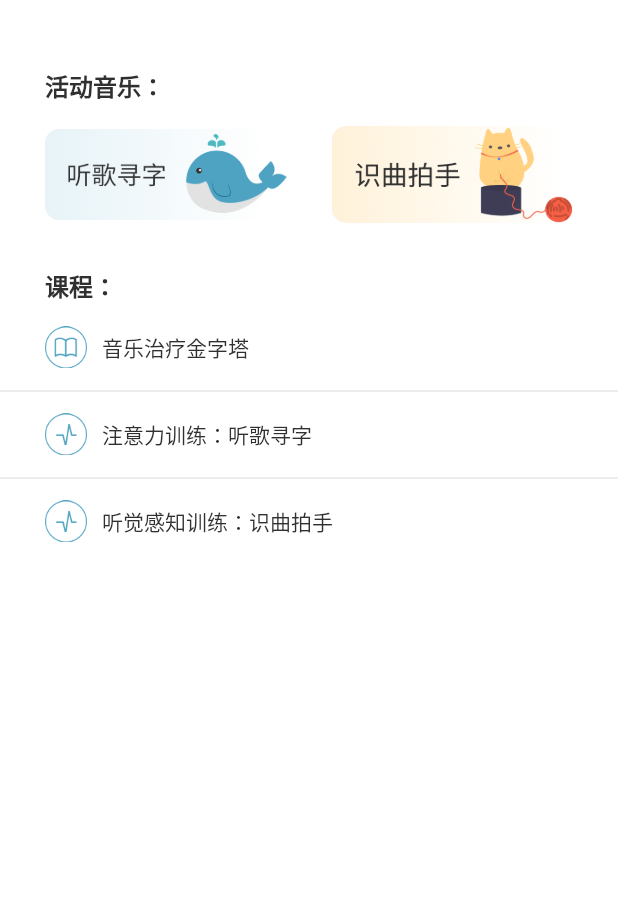
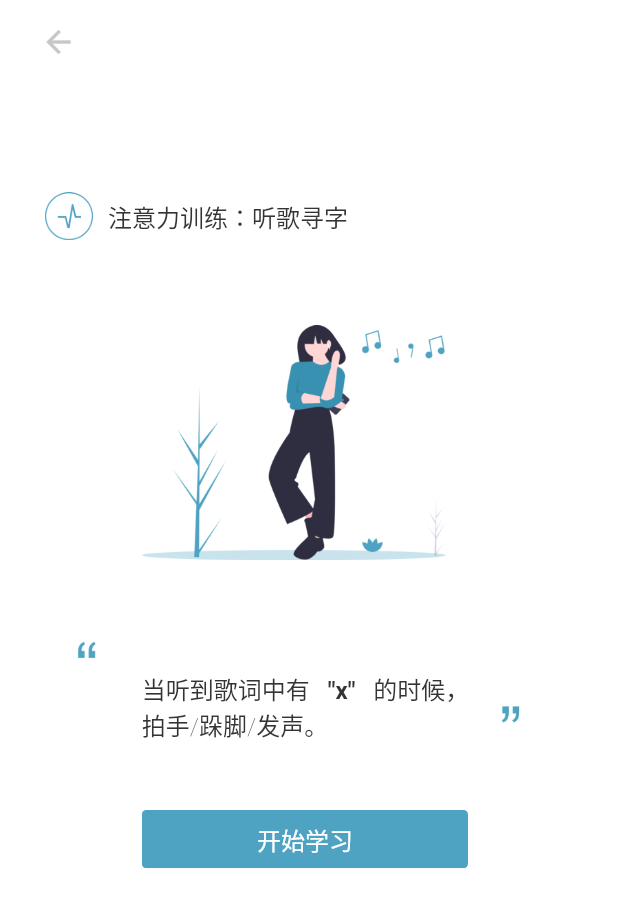
Before and after one commit to z23han/muser_ui, a Flutter app: the InstructionScreen screen opened by its route, after a tap on "注意力训练：听歌寻字", on a phone screen of 412 x 824 dp. Shown: the top 907 px of the screen. Run offline on Flutter 3.47's test engine with Material 2 defaults, Android fonts, the light colour scheme and no system bars; our stand-ins replace flutter_secure_storage, font_awesome_flutter, get_it; accounts and stored records are empty.

Commit message:
added focus training start page of instruction

```diff
--- a/lib/main.dart
+++ b/lib/main.dart
@@ -13,6 +13,7 @@ import 'package:muser_ui/routes/signup_consent.dart';
 import 'package:muser_ui/routes/forget_password.dart';
 import 'package:muser_ui/routes/reset_password.dart';
 import 'package:muser_ui/routes/instruction.dart';
+import 'package:muser_ui/routes/instruction_routes/focus_training.dart';
 
 // This is our global ServiceLocator
 GetIt getIt = GetIt.instance;
@@ -27,12 +28,12 @@ void main() {
         accentColor: Color(0xff4fa3c2),
         buttonColor: Color(0xffc7c7c7),
         textTheme: TextTheme(
-        headline1: TextStyle(color: Color(0xff343434)),
-        headline2: TextStyle(color: Color(0xff666666)),
-        headline3: TextStyle(color: Color(0xffc7c7c7)),
-        headline4: TextStyle(color: Color(0xffe8e8e8)),
-        headline5: TextStyle(color: Color(0xfff5f5f5)),
-        button: TextStyle(fontSize: 20, color: Color(0x343434)))),
+            headline1: TextStyle(color: Color(0xff343434)),
+            headline2: TextStyle(color: Color(0xff666666)),
+            headline3: TextStyle(color: Color(0xffc7c7c7)),
+            headline4: TextStyle(color: Color(0xffe8e8e8)),
+            headline5: TextStyle(color: Color(0xfff5f5f5)),
+            button: TextStyle(color: Colors.white, fontSize: 16))),
     initialRoute: '/',
     routes: {
       '/': (context) => Home(),
@@ -47,6 +48,7 @@ void main() {
       '/forgetPassword': (context) => ForgetPassword(),
       '/resetPassword': (context) => ResetPassword(),
       '/instruction': (context) => InstructionScreen(),
+      '/instruction/focusTraining': (context) => FocusTraining()
     },
   ));
 }
--- a/lib/routes/instruction.dart
+++ b/lib/routes/instruction.dart
@@ -11,19 +11,19 @@ class _InstructionScreenState extends State<InstructionScreen> {
     return Scaffold(
         body: Padding(
             padding: EdgeInsets.only(top: 15.0),
-        child: Column(
-          mainAxisSize: MainAxisSize.min,
-          children: <Widget>[
+            child: Column(mainAxisSize: MainAxisSize.min, children: <Widget>[
               Padding(
-              padding: EdgeInsets.only(bottom: 15.0, top: 30.0, left: 30.0, right: 30.0),
+                  padding: EdgeInsets.only(
+                      bottom: 15.0, top: 30.0, left: 30.0, right: 30.0),
                   child: Align(
                       alignment: Alignment.centerLeft,
                       child: Text(
                         "活动音乐：",
-                  style: TextStyle(color: Color.fromRGBO(48, 48, 48, 1.0), fontSize: 16, fontWeight: FontWeight.bold),
-                )
-              )
-            ),
+                        style: TextStyle(
+                            color: Color.fromRGBO(48, 48, 48, 1.0),
+                            fontSize: 16,
+                            fontWeight: FontWeight.bold),
+                      ))),
               Row(
                 mainAxisAlignment: MainAxisAlignment.spaceBetween,
                 crossAxisAlignment: CrossAxisAlignment.center,
@@ -35,8 +35,9 @@ class _InstructionScreenState extends State<InstructionScreen> {
                       child: FlatButton(
                           onPressed: null,
                           padding: EdgeInsets.all(0.0),
-                      child: Image(image: AssetImage('assets/tingge.png'), fit: BoxFit.fitWidth)
-                    ),
+                          child: Image(
+                              image: AssetImage('assets/tingge.png'),
+                              fit: BoxFit.fitWidth)),
                     ),
                   ),
                   Expanded(
@@ -45,34 +46,78 @@ class _InstructionScreenState extends State<InstructionScreen> {
                       child: FlatButton(
                           onPressed: null,
                           padding: EdgeInsets.all(0.0),
-                      child: Image(image: AssetImage('assets/shiqu.png'), fit: BoxFit.fitWidth)
-                    ),
+                          child: Image(
+                              image: AssetImage('assets/shiqu.png'),
+                              fit: BoxFit.fitWidth)),
                     ),
                   ),
                 ],
               ),
               Padding(
-              padding: EdgeInsets.only(bottom: 15.0, top: 30.0, left: 30.0, right: 30.0),
+                  padding: EdgeInsets.only(
+                      bottom: 15.0, top: 30.0, left: 30.0, right: 30.0),
                   child: Align(
                       alignment: Alignment.centerLeft,
                       child: Text(
                         "课程：",
-                  style: TextStyle(color: Color.fromRGBO(48, 48, 48, 1.0), fontSize: 16, fontWeight: FontWeight.bold),
-                )
-              )
-            ),
+                        style: TextStyle(
+                            color: Color.fromRGBO(48, 48, 48, 1.0),
+                            fontSize: 16,
+                            fontWeight: FontWeight.bold),
+                      ))),
               GestureDetector(
                 onTap: () {},
                 child: Padding(
-                padding: EdgeInsets.only(bottom: 5.0, left: 30.0, right: 30.0),
+                  padding:
+                      EdgeInsets.only(bottom: 5.0, left: 30.0, right: 30.0),
                   child: Row(
                     mainAxisAlignment: MainAxisAlignment.start,
                     children: <Widget>[
                       Padding(
                         padding: EdgeInsets.only(right: 10),
-                      child: Image(image: AssetImage('assets/book.png'), width: 28, height: 28,),
+                        child: Image(
+                          image: AssetImage('assets/book.png'),
+                          width: 28,
+                          height: 28,
                         ),
-                    Text('音乐治疗金字塔', style: TextStyle(color: Color.fromRGBO(48, 48, 48, 1.0), fontSize: 14))
+                      ),
+                      Text('音乐治疗金字塔',
+                          style: TextStyle(
+                              color: Color.fromRGBO(48, 48, 48, 1.0),
+                              fontSize: 14))
+                    ],
+                  ),
+                ),
+              ),
+              Divider(
+                color: Color(0xFFE7E7E7),
+                height: 20,
+                thickness: 1,
+                indent: 0,
+                endIndent: 0,
+              ),
+              GestureDetector(
+                onTap: () {
+                  Navigator.pushNamed(context, '/instruction/focusTraining');
+                },
+                child: Padding(
+                  padding: EdgeInsets.only(
+                      top: 5.0, bottom: 5.0, left: 30.0, right: 30.0),
+                  child: Row(
+                    mainAxisAlignment: MainAxisAlignment.start,
+                    children: <Widget>[
+                      Padding(
+                        padding: EdgeInsets.only(right: 10),
+                        child: Image(
+                          image: AssetImage('assets/heartbeat.png'),
+                          width: 28,
+                          height: 28,
+                        ),
+                      ),
+                      Text('注意力训练：听歌寻字',
+                          style: TextStyle(
+                              color: Color.fromRGBO(48, 48, 48, 1.0),
+                              fontSize: 14))
                     ],
                   ),
                 ),
@@ -87,45 +132,27 @@ class _InstructionScreenState extends State<InstructionScreen> {
               GestureDetector(
                 onTap: () {},
                 child: Padding(
-                padding: EdgeInsets.only(top: 5.0, bottom: 5.0, left: 30.0, right: 30.0),
+                  padding: EdgeInsets.only(
+                      top: 5.0, bottom: 30.0, left: 30.0, right: 30.0),
                   child: Row(
                     mainAxisAlignment: MainAxisAlignment.start,
                     children: <Widget>[
                       Padding(
                         padding: EdgeInsets.only(right: 10),
-                      child: Image(image: AssetImage('assets/heartbeat.png'), width: 28, height: 28,),
-                    ),
-                    Text('注意力训练：听歌寻字', style: TextStyle(color: Color.fromRGBO(48, 48, 48, 1.0), fontSize: 14))
-                  ],
+                        child: Image(
+                          image: AssetImage('assets/heartbeat.png'),
+                          width: 28,
+                          height: 28,
                         ),
                       ),
-            ),
-            Divider(
-              color: Color(0xFFE7E7E7),
-              height: 20,
-              thickness: 1,
-              indent: 0,
-              endIndent: 0,
-            ),
-            GestureDetector(
-              onTap: () {},
-              child: Padding(
-                padding: EdgeInsets.only(top: 5.0, bottom: 30.0, left: 30.0, right: 30.0),
-                child: Row(
-                  mainAxisAlignment: MainAxisAlignment.start,
-                  children: <Widget>[
-                    Padding(
-                      padding: EdgeInsets.only(right: 10),
-                      child: Image(image: AssetImage('assets/heartbeat.png'), width: 28, height: 28,),
-                    ),
-                    Text('听觉感知训练：识曲拍手', style: TextStyle(color: Color.fromRGBO(48, 48, 48, 1.0), fontSize: 14))
+                      Text('听觉感知训练：识曲拍手',
+                          style: TextStyle(
+                              color: Color.fromRGBO(48, 48, 48, 1.0),
+                              fontSize: 14))
                     ],
                   ),
                 ),
               )
-          ]
-        )
-      )
-    );
+            ])));
   }
 }
--- /dev/null
+++ b/lib/routes/instruction_routes/focus_training.dart
@@ -0,0 +1,128 @@
+import 'package:flutter/material.dart';
+
+class FocusTraining extends StatelessWidget {
+  @override
+  Widget build(BuildContext context) {
+    final Size size = MediaQuery.of(context).size;
+    final double imageWidth = size.width * (177 / 360);
+    final double imageHeight = imageWidth * (137 / 177);
+    final double contentPaddingLeft = size.width * (32 / 360) - 30;
+    final double quotePositioner = imageHeight + size.height * (30 / 640);
+    final double quoteDecorWidth = size.width * (292 / 360);
+    final double quoteDecorHeight = quoteDecorWidth * (91 / 292);
+    final double buttonWidth = size.width * (190 / 360);
+    final double buttonHeight = buttonWidth * (34 / 190);
+    final double contentWrapWidth = quoteDecorWidth;
+
+    return Scaffold(
+      appBar: AppBar(
+          automaticallyImplyLeading: false,
+          elevation: 0,
+          backgroundColor: Theme.of(context).primaryColor,
+          titleSpacing: 0,
+          title: Padding(
+              padding: const EdgeInsets.symmetric(horizontal: 15),
+              child: Row(children: <Widget>[
+                //go back button
+                IconButton(
+                    icon: Icon(Icons.arrow_back,
+                        size: 24, color: Theme.of(context).buttonColor),
+                    onPressed: () => Navigator.of(context).pop()),
+              ]))),
+      body: Padding(
+        padding: const EdgeInsets.symmetric(horizontal: 30),
+        child: Column(
+          crossAxisAlignment: CrossAxisAlignment.start,
+          children: <Widget>[
+            SizedBox(height: size.height * (56 / 640)),
+            Row(
+              children: <Widget>[
+                Padding(
+                  padding: const EdgeInsets.only(right: 10.0),
+                  child: Image(
+                      image: AssetImage('assets/heartbeat.png'),
+                      width: 32,
+                      height: 32),
+                ),
+                Text('注意力训练：听歌寻字',
+                    style: Theme.of(context)
+                        .textTheme
+                        .headline1
+                        .copyWith(fontSize: 16))
+              ],
+            ),
+            SizedBox(height: size.height * (44 / 640)),
+            Row(
+              children: <Widget>[
+                SizedBox(width: contentPaddingLeft),
+                Container(
+                  alignment: Alignment.topCenter,
+                  width: contentWrapWidth,
+                  child: Stack(
+                    alignment: Alignment.topCenter,
+                    children: <Widget>[
+                      Column(
+                        mainAxisAlignment: MainAxisAlignment.start,
+                        crossAxisAlignment: CrossAxisAlignment.start,
+                        children: <Widget>[
+                          SizedBox(height: quotePositioner),
+                          Image(
+                              image: AssetImage(
+                                  'assets/focus_training_quoteDecor.png'),
+                              width: quoteDecorWidth,
+                              height: quoteDecorHeight)
+                        ],
+                      ),
+                      Column(
+                        mainAxisAlignment: MainAxisAlignment.start,
+                        crossAxisAlignment: CrossAxisAlignment.start,
+                        children: <Widget>[
+                          Image(
+                              image: AssetImage('assets/focus_training.png'),
+                              width: imageWidth,
+                              height: imageHeight),
+                          SizedBox(height: size.height * (57 / 640)),
+                          RichText(
+                            text: TextSpan(
+                                text: '当听到歌词中有',
+                                style: Theme.of(context)
+                                    .textTheme
+                                    .headline1
+                                    .copyWith(fontSize: 16),
+                                children: [
+                                  TextSpan(
+                                      text: '   "x"   ',
+                                      style: TextStyle(
+                                          fontWeight: FontWeight.bold)),
+                                  TextSpan(text: '的时候，\n拍手/跺脚/发声。')
+                                ]),
+                          ),
+                          SizedBox(height: size.height * (35 / 640)),
+                          ClipRRect(
+                            borderRadius: BorderRadius.all(Radius.circular(3)),
+                            child: Container(
+                              width: buttonWidth,
+                              height: buttonHeight,
+                              child: FlatButton(
+                                  color: Theme.of(context).accentColor,
+                                  onPressed: () {},
+                                  child: Center(
+                                      child: Text('开始学习',
+                                          style: Theme.of(context)
+                                              .textTheme
+                                              .button))),
+                            ),
+                          )
+                        ],
+                      )
+                    ],
+                  ),
+                ),
+              ],
+            )
+          ],
+        ),
+      ),
+    );
+  }
+}
--- a/lib/routes/music_base.dart
+++ b/lib/routes/music_base.dart
@@ -77,17 +77,16 @@ class _MusicBaseState extends State<MusicBase> {
                         showSearch(context: context, delegate: DataSearch());
                       },
                       child: Container(
-                          color: Color.fromRGBO(0, 0, 0, 0.18),
+                          color: Theme.of(context).accentColor.withOpacity(0.5),
                           height: 35,
                           child: Row(
                             mainAxisAlignment: MainAxisAlignment.center,
                             crossAxisAlignment: CrossAxisAlignment.center,
                             children: <Widget>[
-                              Icon(Icons.search,
-                                  size: 18, color: Colors.grey[200]),
+                              Icon(Icons.search, size: 18, color: Colors.white),
                               Text('搜索:音乐 指导 以及故事',
                                   style: TextStyle(
-                                      fontSize: 14, color: Colors.grey[200]))
+                                      fontSize: 14, color: Colors.white))
                             ],
                           )),
                     ),
@@ -204,7 +203,9 @@ class DataSearch extends SearchDelegate<String> {
           onPressed: () {
             close(context, null);
           },
-          child: Text('取消', style: Theme.of(context).textTheme.button))
+          child: Text('取消',
+              style:
+                  Theme.of(context).textTheme.headline1.copyWith(fontSize: 20)))
     ];
   }
 
@@ -240,25 +241,25 @@ class DataSearch extends SearchDelegate<String> {
               child: Row(
                 children: <Widget>[
                   Padding(
-                    padding: const EdgeInsets.fromLTRB(0, 0, 40, 0),
-                    child: Text('$index',
-                        style: TextStyle(
-                            fontSize: 16,
-                            color: Colors.grey[800],
-                            fontWeight: FontWeight.bold)),
-                  ),
+                      padding: const EdgeInsets.fromLTRB(0, 0, 40, 0),
+                      child: Text('$index',
+                          style: Theme.of(context).textTheme.headline1.copyWith(
+                              fontSize: 16, fontWeight: FontWeight.bold))),
                   RichText(
                       text: TextSpan(
                           text: searchingDisplayList[index]
                               .substring(0, query.length),
                           style: TextStyle(
-                              color: Colors.tealAccent[400], fontSize: 16),
+                              color: Theme.of(context).accentColor,
+                              fontSize: 16),
                           children: [
                         TextSpan(
                             text: searchingDisplayList[index]
                                 .substring(query.length),
-                            style: TextStyle(
-                                fontSize: 16, color: Colors.grey[800]))
+                            style: Theme.of(context)
+                                .textTheme
+                                .headline1
+                                .copyWith(fontSize: 16))
                       ])),
                 ],
               ),
--- a/lib/routes/setting.dart
+++ b/lib/routes/setting.dart
@@ -7,7 +7,22 @@ class Setting extends StatelessWidget {
     final Size size = MediaQuery.of(context).size;
     return Scaffold(
         backgroundColor: Colors.white,
-        appBar: AppBar(titleSpacing: size.width / 2 - 80, title: Text('设置')),
+        appBar: AppBar(
+            automaticallyImplyLeading: false,
+            elevation: 0,
+            backgroundColor: Theme.of(context).primaryColor,
+            title: Padding(
+                padding: const EdgeInsets.symmetric(horizontal: 15),
+                child: Row(children: <Widget>[
+                  //go back button
+                  IconButton(
+                      icon: Icon(Icons.arrow_back,
+                          size: 24, color: Theme.of(context).buttonColor),
+                      onPressed: () => Navigator.of(context).pop()),
+                  SizedBox(width: size.width / 2 - 85),
+                  Text('设置')
+                ])),
+            titleSpacing: 0),
         body: ListView.builder(
             itemCount: settingButton.length,
             itemBuilder: (context, index) => index != settingButton.length - 1
@@ -23,19 +38,20 @@ class Setting extends StatelessWidget {
                     padding: const EdgeInsets.fromLTRB(30, 15, 30, 15),
                     child: ClipRRect(
                       borderRadius: BorderRadius.all(Radius.circular(30)),
+                      child: Container(
+                        width: size.width - 30 * 2,
+                        height: 50,
                         child: FlatButton(
                             onPressed: () {},
                             color: Color.fromRGBO(0, 0, 0, 0.1),
-                          child: Container(
-                              width: size.width - 30 * 2,
-                              height: 50,
                             child: Center(
                               child: Text('退出登录',
                                   style: Theme.of(context)
                                       .textTheme
                                       .headline2
                                       .copyWith(fontSize: 16)),
-                              ))),
+                            )),
+                      ),
                     ),
                   )));
   }
--- a/lib/routes/story.dart
+++ b/lib/routes/story.dart
@@ -191,7 +191,7 @@ class StoryPostsBuilder extends StatelessWidget {
             : now.hour != dateTimeRaw.hour
                 ? '${now.hour - dateTimeRaw.hour}小时前'
                 : now.minute != dateTimeRaw.minute
-                    ? '${now.minute - dateTimeRaw.minute}分钟����'
+                    ? '${now.minute - dateTimeRaw.minute}分钟前'
                     : '${now.second - dateTimeRaw.second}秒前';
   }
 }
```
Also changed, not shown: assets/focus_training.png (added), assets/focus_training_quoteDecor.png (added), assets/shiqupaishou.png (deleted). Lines whose indentation alone changed are shown as unchanged.
